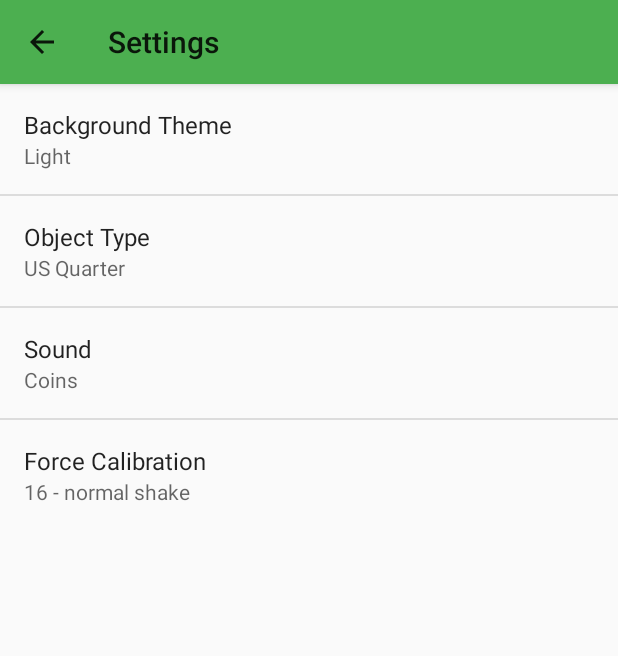
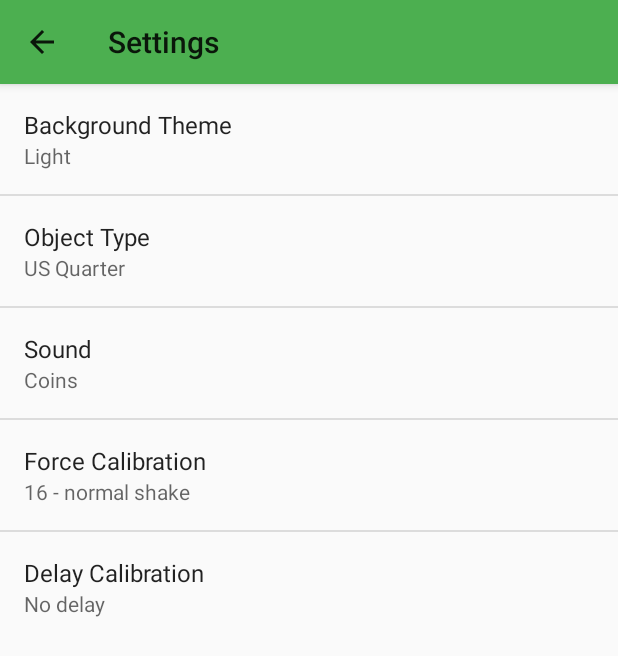
Before and after one commit to daubejb/object-from-phone, an Android app: the screen it shows after launch (SettingsActivity), in the options menu, after a tap on "Settings", on a phone screen of 412 x 824 dp. Shown: the top 656 px of the screen. Run offline under Robolectric (Android 15) with nearby library versions, the phone set to English and light mode, and no system bars.

Commit message:
add the ability to delay the display of the coin upon shake

```diff
--- a/Coin Phone Magic/src/main/java/com/daubedesign/root/coinphonemagic/MagicActivity.java
+++ b/Coin Phone Magic/src/main/java/com/daubedesign/root/coinphonemagic/MagicActivity.java
@@ -9,6 +9,7 @@ import android.hardware.SensorEventListener;
 import android.hardware.SensorManager;
 import android.media.AudioManager;
 import android.media.MediaPlayer;
+import android.os.Handler;
 import android.preference.PreferenceManager;
 import android.support.v7.app.AppCompatActivity;
 import android.os.Bundle;
@@ -25,6 +26,8 @@ import android.widget.ImageView;
 import android.widget.RelativeLayout;
 
 import com.example.root.objectfromphone.R;
+
+import static java.lang.String.valueOf;
 
 public class MagicActivity extends AppCompatActivity implements SensorEventListener {
 
@@ -237,6 +240,9 @@ public class MagicActivity extends AppCompatActivity implements SensorEventListe
             final float XNOISE = Float.parseFloat(SHAKE);
             final float YNOISE = Float.parseFloat(SHAKE);
             final float ZNOISE = Float.parseFloat(SHAKE);
+            final String delayString = PreferenceManager.getDefaultSharedPreferences(this).getString("pref_delay","entryValues");
+            int delayInt = Integer.parseInt(delayString);
+
             double x = event.values[0];
             double y = event.values[1];
             double z = event.values[2];
@@ -287,12 +293,20 @@ public class MagicActivity extends AppCompatActivity implements SensorEventListe
 
                 if ((deltaX > deltaY) || (deltaY > deltaX) || ((deltaZ > deltaX) && (deltaZ > deltaY))) {
 
+
+                    final Handler handler = new Handler();
+                    handler.postDelayed(new Runnable() {
+                        @Override
+                        public void run() {
                             mp.start();
                             objImageView.setVisibility(View.VISIBLE);
                             RelativeLayout.LayoutParams centerParams = new RelativeLayout.LayoutParams(objWidth, objHeight);
                             centerParams.leftMargin = (screenWidth - objWidth) / 2;
                             centerParams.topMargin = (screenHeight - objHeight) / 2;
                             objImageView.setLayoutParams(centerParams);
+                        }
+                    }, delayInt);
+
                 }
 
             }
--- a/Coin Phone Magic/src/main/res/values/arrays.xml
+++ b/Coin Phone Magic/src/main/res/values/arrays.xml
@@ -118,4 +118,20 @@
         <item>5 - extra light shake</item>
         <item>4 - extra light shake</item>
     </string-array>
+    <string-array name="pref_delay_entries">
+        <item>No delay</item>
+        <item>1 second</item>
+        <item>2 second</item>
+        <item>3 second</item>
+        <item>4 second</item>
+        <item>5 second</item>
+    </string-array>
+    <string-array name="pref_delay_values">
+        <item>0</item>
+        <item>1000</item>
+        <item>2000</item>
+        <item>3000</item>
+        <item>4000</item>
+        <item>5000</item>
+    </string-array>
 </resources>
--- a/Coin Phone Magic/src/main/res/xml/preferences.xml
+++ b/Coin Phone Magic/src/main/res/xml/preferences.xml
@@ -32,4 +32,12 @@
         android:entries="@array/pref_shake_entries"
         android:entryValues="@array/pref_shake_values"
         android:defaultValue="16" />
+    <ListPreference
+        android:key="pref_delay"
+        android:title="Delay Calibration"
+        android:summary="No delay"
+        android:dialogTitle="Delay Calibration"
+        android:entries="@array/pref_delay_entries"
+        android:entryValues="@array/pref_delay_values"
+        android:defaultValue="0" />
 </PreferenceScreen>
```
Lines whose indentation alone changed are shown as unchanged.
